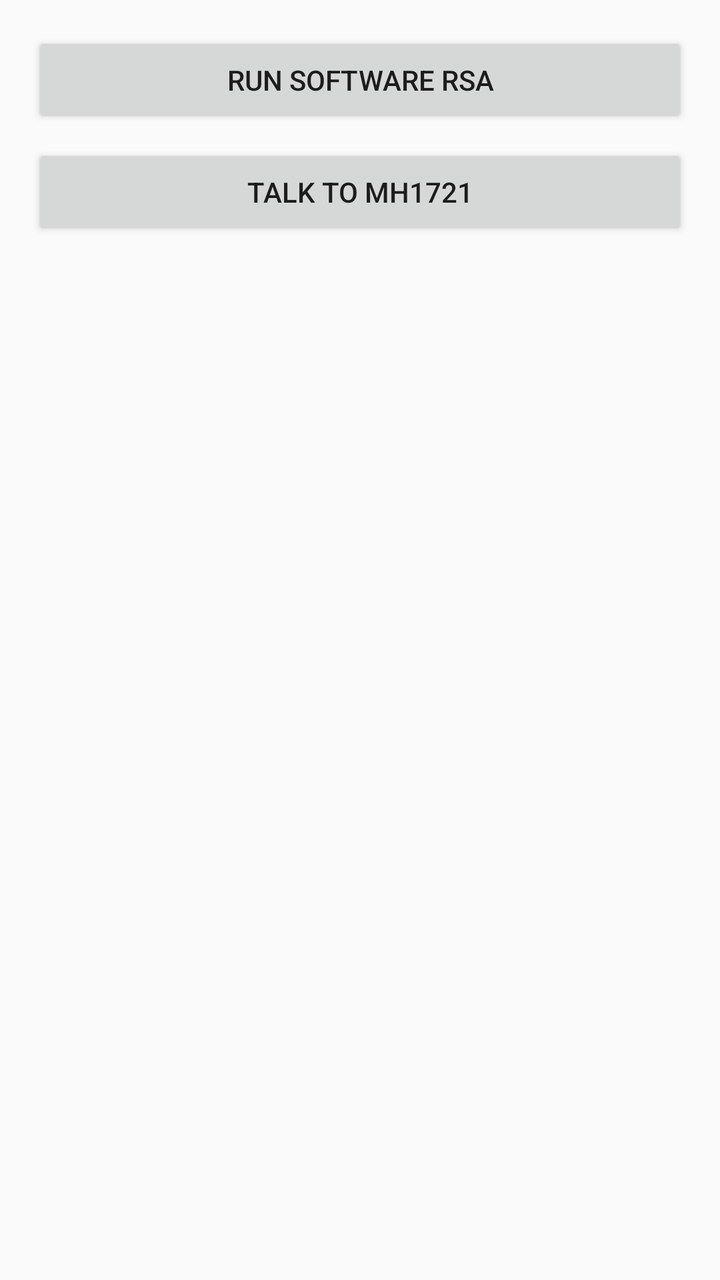
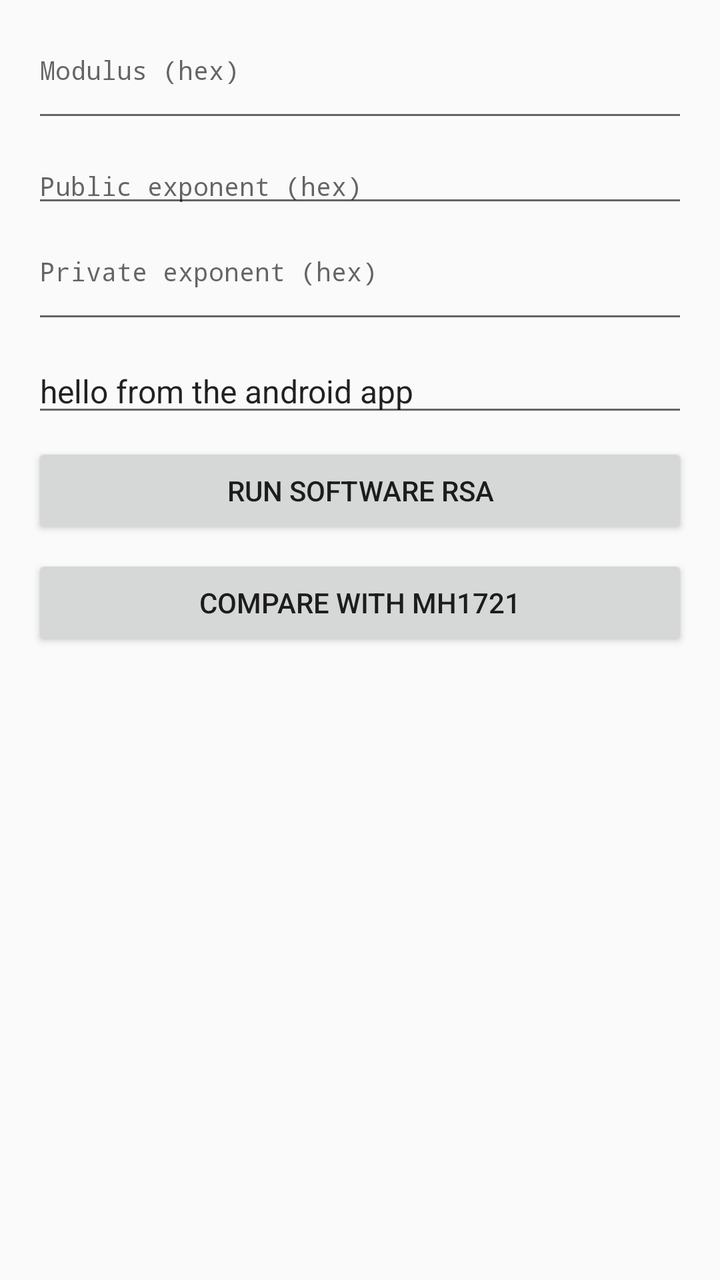

An Android layout rendered at two revisions. The XML below is the earlier revision; the diff shows what the commit changed to produce the second picture.
<!-- AndroidManifest.xml: application theme Theme.CryptoApp -->
<!-- res/layout/activity_main.xml -->
<?xml version="1.0" encoding="utf-8"?>
<LinearLayout xmlns:android="http://schemas.android.com/apk/res/android"
    android:layout_width="match_parent"
    android:layout_height="match_parent"
    android:orientation="vertical"
    android:padding="16dp">

    <Button
        android:id="@+id/run"
        android:layout_width="match_parent"
        android:layout_height="wrap_content"
        android:text="@string/run" />

    <Button
        android:id="@+id/chip"
        android:layout_width="match_parent"
        android:layout_height="wrap_content"
        android:layout_marginTop="8dp"
        android:text="@string/chip" />

    <ScrollView
        android:layout_width="match_parent"
        android:layout_height="0dp"
        android:layout_marginTop="16dp"
        android:layout_weight="1">

        <TextView
            android:id="@+id/output"
            android:layout_width="match_parent"
            android:layout_height="wrap_content"
            android:textIsSelectable="true"
            android:textSize="16sp" />
    </ScrollView>

</LinearLayout>
<!-- resources referenced by this layout -->
<resources>
  <string name="chip">Talk to MH1721</string>
  <string name="run">Run software RSA</string>
  <style name="Theme.CryptoApp" parent="Theme.AppCompat.Light.NoActionBar" />
</resources>

<!-- the commit's change to res/layout/activity_main.xml (unified diff, before → after) -->
@@ -1,14 +1,67 @@
 <?xml version="1.0" encoding="utf-8"?>
-<LinearLayout xmlns:android="http://schemas.android.com/apk/res/android"
+<ScrollView xmlns:android="http://schemas.android.com/apk/res/android"
     android:layout_width="match_parent"
     android:layout_height="match_parent"
+    android:fillViewport="true">
+
+<LinearLayout
+    android:layout_width="match_parent"
+    android:layout_height="wrap_content"
     android:orientation="vertical"
     android:padding="16dp">
+
+    <EditText
+        android:id="@+id/modulus"
+        android:layout_width="match_parent"
+        android:layout_height="wrap_content"
+        android:fontFamily="monospace"
+        android:gravity="top"
+        android:hint="@string/modulus_hint"
+        android:importantForAutofill="no"
+        android:inputType="textMultiLine|textNoSuggestions"
+        android:minLines="2"
+        android:textSize="13sp" />
+
+    <EditText
+        android:id="@+id/public_exponent"
+        android:layout_width="match_parent"
+        android:layout_height="wrap_content"
+        android:layout_marginTop="8dp"
+        android:fontFamily="monospace"
+        android:hint="@string/public_exponent_hint"
+        android:importantForAutofill="no"
+        android:inputType="textNoSuggestions"
+        android:textSize="13sp" />
+
+    <EditText
+        android:id="@+id/private_exponent"
+        android:layout_width="match_parent"
+        android:layout_height="wrap_content"
+        android:layout_marginTop="8dp"
+        android:fontFamily="monospace"
+        android:gravity="top"
+        android:hint="@string/private_exponent_hint"
+        android:importantForAutofill="no"
+        android:inputType="textMultiLine|textNoSuggestions"
+        android:minLines="2"
+        android:textSize="13sp" />
+
+    <EditText
+        android:id="@+id/message"
+        android:layout_width="match_parent"
+        android:layout_height="wrap_content"
+        android:layout_marginTop="8dp"
+        android:hint="@string/message_hint"
+        android:importantForAutofill="no"
+        android:inputType="text"
+        android:text="@string/default_message"
+        android:textSize="16sp" />
 
     <Button
         android:id="@+id/run"
         android:layout_width="match_parent"
         android:layout_height="wrap_content"
+        android:layout_marginTop="8dp"
         android:text="@string/run" />
 
     <Button
@@ -18,18 +71,14 @@
         android:layout_marginTop="8dp"
         android:text="@string/chip" />
 
-    <ScrollView
+    <TextView
+        android:id="@+id/output"
         android:layout_width="match_parent"
-        android:layout_height="0dp"
+        android:layout_height="wrap_content"
         android:layout_marginTop="16dp"
-        android:layout_weight="1">
-
-        <TextView
-            android:id="@+id/output"
-            android:layout_width="match_parent"
-            android:layout_height="wrap_content"
-            android:textIsSelectable="true"
-            android:textSize="16sp" />
-    </ScrollView>
+        android:textIsSelectable="true"
+        android:textSize="16sp" />
 
 </LinearLayout>
+
+</ScrollView>
<!-- resource entries referenced after the edit -->
@@ -1,6 +1,11 @@
 <!-- resources referenced by this layout -->
 <resources>
-  <string name="chip">Talk to MH1721</string>
+  <string name="chip">Compare with MH1721</string>
+  <string name="default_message">hello from the android app</string>
+  <string name="message_hint">Message</string>
+  <string name="modulus_hint">Modulus (hex)</string>
+  <string name="private_exponent_hint">Private exponent (hex)</string>
+  <string name="public_exponent_hint">Public exponent (hex)</string>
   <string name="run">Run software RSA</string>
   <style name="Theme.CryptoApp" parent="Theme.AppCompat.Light.NoActionBar" />
 </resources>
